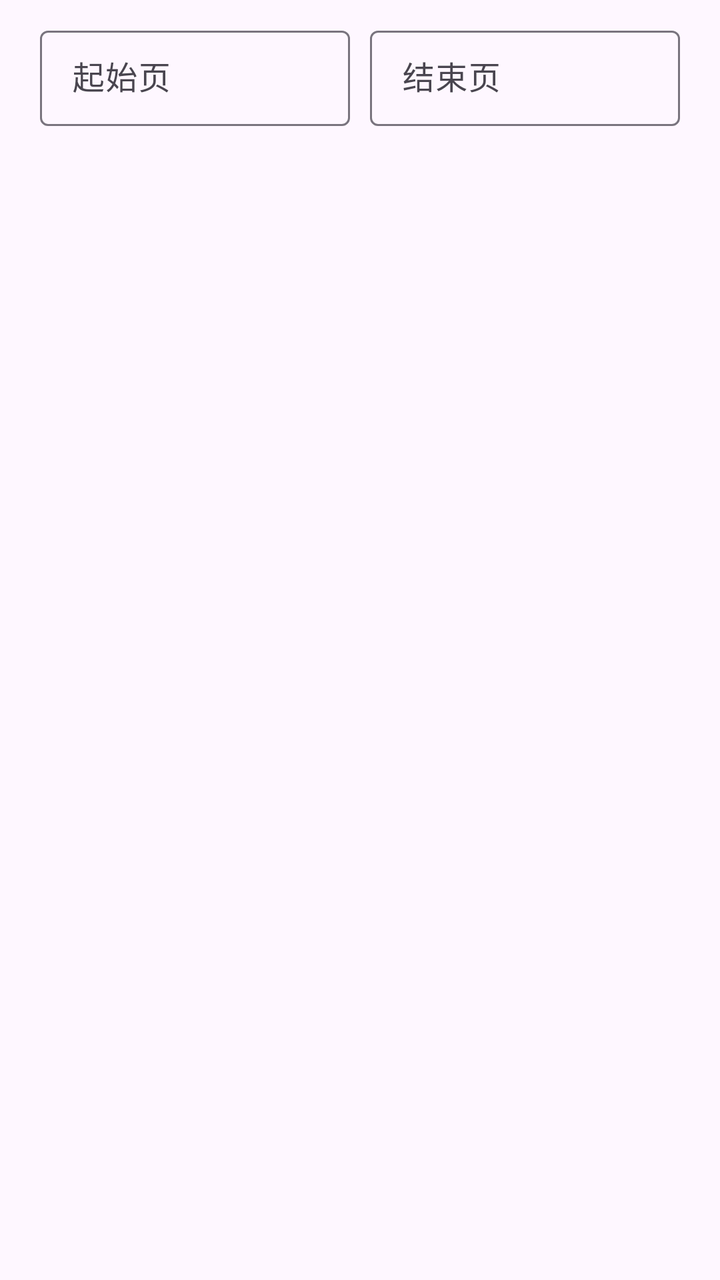
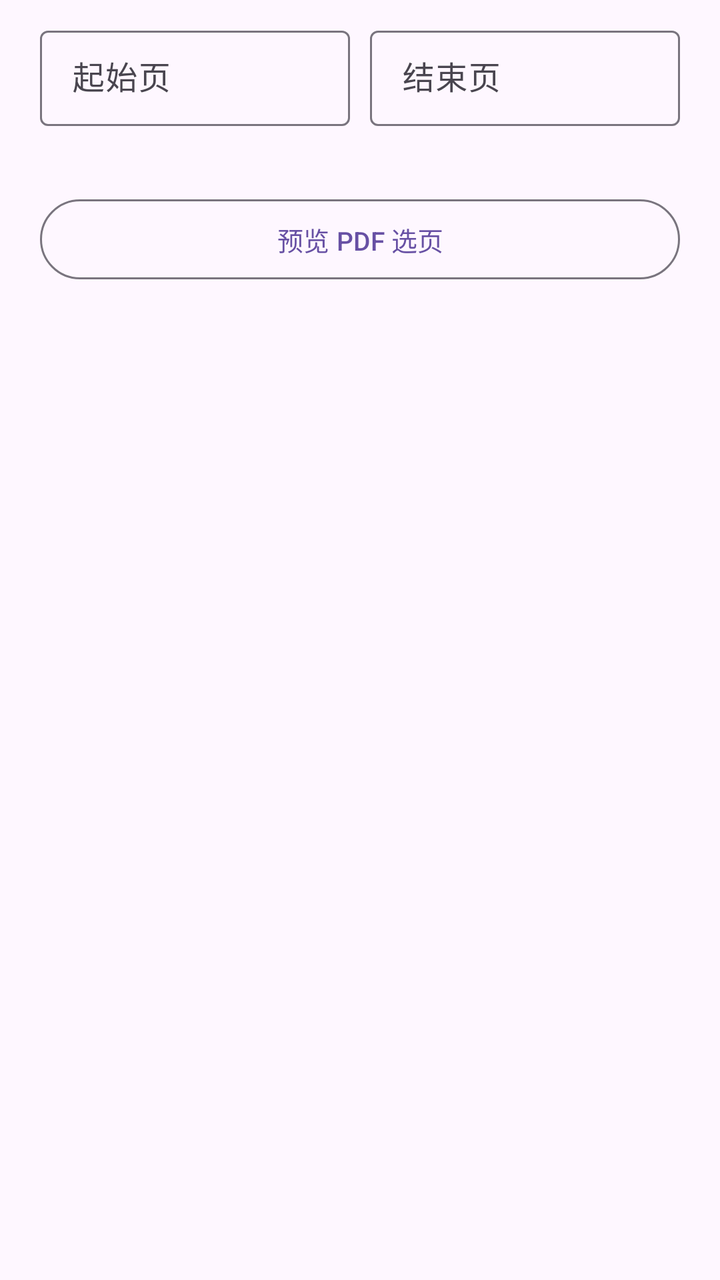

Screens rendered from an Android XML layout before and after an edit, with the pre-edit source and the edit as a unified diff.
<!-- AndroidManifest.xml: application theme Theme.XueTi -->
<!-- res/layout/dialog_page_range.xml -->
<?xml version="1.0" encoding="utf-8"?>
<LinearLayout xmlns:android="http://schemas.android.com/apk/res/android"
    android:layout_width="match_parent"
    android:layout_height="wrap_content"
    android:orientation="vertical"
    android:paddingHorizontal="20dp"
    android:paddingTop="10dp">

    <LinearLayout
        android:layout_width="match_parent"
        android:layout_height="wrap_content"
        android:orientation="horizontal">

        <com.google.android.material.textfield.TextInputLayout
            android:id="@+id/startLayout"
            style="@style/Widget.Material3.TextInputLayout.OutlinedBox.Dense"
            android:layout_width="0dp"
            android:layout_height="wrap_content"
            android:layout_weight="1"
            android:hint="@string/page_range_start">

            <com.google.android.material.textfield.TextInputEditText
                android:id="@+id/etStart"
                android:layout_width="match_parent"
                android:layout_height="wrap_content"
                android:inputType="number"
                android:maxLength="4"
                android:singleLine="true" />
        </com.google.android.material.textfield.TextInputLayout>

        <com.google.android.material.textfield.TextInputLayout
            android:id="@+id/endLayout"
            style="@style/Widget.Material3.TextInputLayout.OutlinedBox.Dense"
            android:layout_width="0dp"
            android:layout_height="wrap_content"
            android:layout_marginStart="10dp"
            android:layout_weight="1"
            android:hint="@string/page_range_end">

            <com.google.android.material.textfield.TextInputEditText
                android:id="@+id/etEnd"
                android:layout_width="match_parent"
                android:layout_height="wrap_content"
                android:inputType="number"
                android:maxLength="4"
                android:singleLine="true" />
        </com.google.android.material.textfield.TextInputLayout>
    </LinearLayout>

    <TextView
        android:id="@+id/pageRangeHint"
        android:layout_width="match_parent"
        android:layout_height="wrap_content"
        android:layout_marginTop="8dp"
        android:textColor="?attr/colorOnSurfaceVariant"
        android:textSize="11sp" />
</LinearLayout>
<!-- resources referenced by this layout -->
<resources>
  <string name="page_range_end">结束页</string>
  <string name="page_range_start">起始页</string>
  <style name="Theme.XueTi" parent="Theme.Material3.DayNight.NoActionBar">
          <item name="colorPrimary">@color/primary</item>
          <item name="colorOnPrimary">@color/onPrimary</item>
          <item name="colorPrimaryContainer">@color/primaryContainer</item>
          <item name="colorOnPrimaryContainer">@color/onPrimaryContainer</item>
          <item name="colorSecondary">@color/secondary</item>
          <item name="colorOnSecondary">@color/onSecondary</item>
          <item name="colorSecondaryContainer">@color/secondaryContainer</item>
          <item name="colorOnSecondaryContainer">@color/onSecondaryContainer</item>
          <item name="android:colorBackground">@color/background</item>
          <item name="colorSurface">@color/surface</item>
          <item name="colorOnSurface">@color/onSurface</item>
          <item name="colorSurfaceVariant">@color/surfaceVariant</item>
          <item name="colorOnSurfaceVariant">@color/onSurfaceVariant</item>
          <item name="colorOutline">@color/outline</item>
      </style>
  <color name="primary">#6750A4</color>
  <color name="onPrimary">#FFFFFF</color>
  <color name="primaryContainer">#EADDFF</color>
  <color name="onPrimaryContainer">#21005D</color>
  <color name="secondary">#625B71</color>
  <color name="onSecondary">#FFFFFF</color>
  <color name="secondaryContainer">#E8DEF8</color>
  <color name="onSecondaryContainer">#1D192B</color>
  <color name="background">#FEF7FF</color>
  <color name="surface">#FEF7FF</color>
  <color name="onSurface">#1D1B20</color>
  <color name="surfaceVariant">#E7E0EC</color>
  <color name="onSurfaceVariant">#49454F</color>
  <color name="outline">#79747E</color>
</resources>

<!-- the commit's change to res/layout/dialog_page_range.xml (unified diff, before → after) -->
@@ -54,4 +54,13 @@
         android:layout_marginTop="8dp"
         android:textColor="?attr/colorOnSurfaceVariant"
         android:textSize="11sp" />
+
+    <com.google.android.material.button.MaterialButton
+        android:id="@+id/btnPreviewPdf"
+        style="?attr/materialButtonOutlinedStyle"
+        android:layout_width="match_parent"
+        android:layout_height="wrap_content"
+        android:layout_marginTop="10dp"
+        android:text="@string/pdf_preview_pick"
+        android:textSize="13sp" />
 </LinearLayout>
<!-- resource entries referenced after the edit -->
@@ -2,6 +2,7 @@
 <resources>
   <string name="page_range_end">结束页</string>
   <string name="page_range_start">起始页</string>
+  <string name="pdf_preview_pick">预览 PDF 选页</string>
   <style name="Theme.XueTi" parent="Theme.Material3.DayNight.NoActionBar">
           <item name="colorPrimary">@color/primary</item>
           <item name="colorOnPrimary">@color/onPrimary</item>
